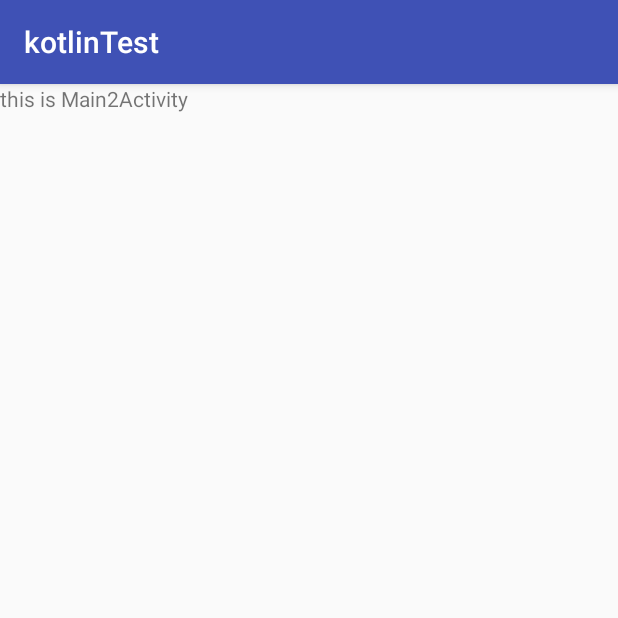
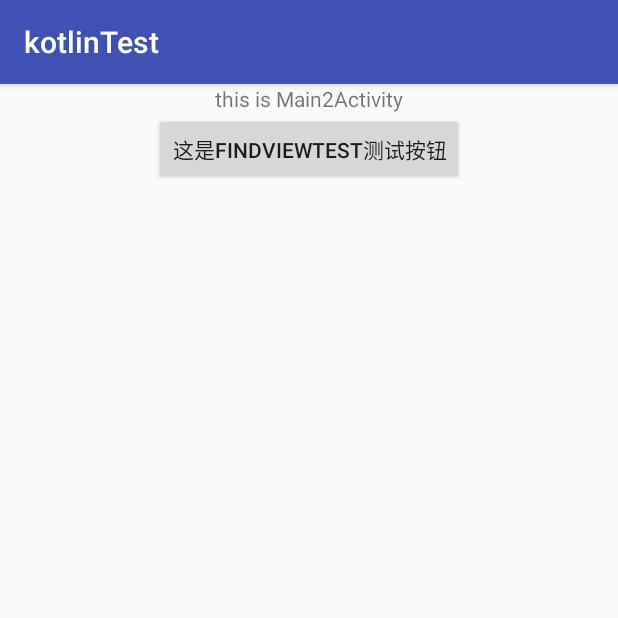
Before and after one commit to mfangtao/kotlinTest, an Android app: the screen it shows after launch (Main2Activity), on a phone screen of 412 x 824 dp, the top half of it. Run offline under Robolectric (Android 15) with nearby library versions, the phone set to English and light mode, and no system bars.

Commit message:
按钮点击事件和弹出AlertDialog

```diff
--- a/app/src/main/java/com/fangtao/kotlintest/Main2Activity.kt
+++ b/app/src/main/java/com/fangtao/kotlintest/Main2Activity.kt
@@ -1,7 +1,10 @@
 package com.fangtao.kotlintest
 
+import android.content.DialogInterface
 import android.os.Bundle
+import android.support.v7.app.AlertDialog
 import android.support.v7.app.AppCompatActivity
+import android.widget.Toast
 import kotlinx.android.synthetic.main.activity_main2.*
 
 class Main2Activity : AppCompatActivity() {
@@ -9,6 +12,22 @@ class Main2Activity : AppCompatActivity() {
     override fun onCreate(savedInstanceState: Bundle?) {
         super.onCreate(savedInstanceState)
         setContentView(R.layout.activity_main2)
-        textView1.text = "this is Main2Activity"
+        textView1.text = "this is Main2Activity" //给textview设置text,不需要findViewById
+        findtest.text = "这是findViewTest测试按钮" //给findtest按钮改变文字
+
+        /**
+         * findtest按钮点击事件
+         */
+        findtest.setOnClickListener {
+            //AlertDialog弹出窗口
+            var dialog = AlertDialog.Builder(Main2Activity@this)
+            dialog.setTitle("标题")
+                    .setMessage("这是内容")
+                    .setNegativeButton("确定",DialogInterface.OnClickListener { dialogInterface: DialogInterface, i: Int ->
+                        Toast.makeText(this,"你点击了确定按钮",Toast.LENGTH_LONG).show()
+                    }).setPositiveButton("取消",DialogInterface.OnClickListener { dialogInterface:DialogInterface, which ->
+                        Toast.makeText(this,"你点击了取消按钮",Toast.LENGTH_LONG).show()
+                    }).show()
+        }
     }
 }
--- a/app/src/main/res/layout/activity_main2.xml
+++ b/app/src/main/res/layout/activity_main2.xml
@@ -5,9 +5,19 @@
     android:layout_width="match_parent"
     android:layout_height="match_parent"
     tools:context="com.fangtao.kotlintest.Main2Activity">
-    <TextView
-        android:id="@+id/textView1"
-        android:layout_width="wrap_content"
-        android:layout_height="wrap_content" />
-
+    <LinearLayout
+        android:orientation="vertical"
+        android:gravity="center_horizontal"
+        android:layout_width="match_parent"
+        android:layout_height="match_parent">
+        <TextView
+            android:id="@+id/textView1"
+            android:layout_width="wrap_content"
+            android:layout_height="wrap_content" />
+        <Button
+            android:text="findViewById测试"
+            android:id="@+id/findtest"
+            android:layout_width="wrap_content"
+            android:layout_height="wrap_content" />
+    </LinearLayout>
 </android.support.constraint.ConstraintLayout>
```
